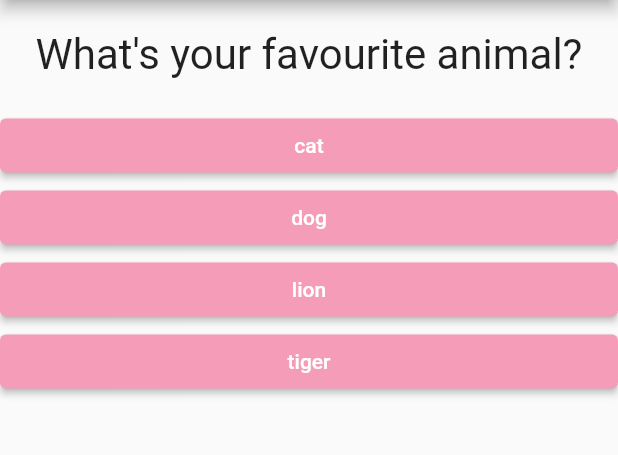
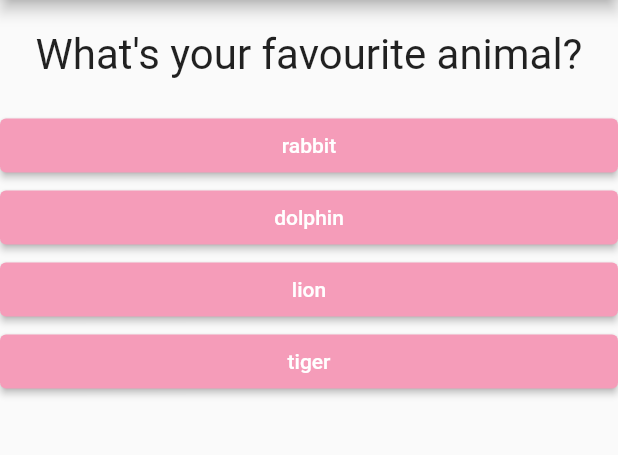
Before and after one commit to amy-calleja/Flutter-quiz-app, a Flutter app: the screen it shows after launch, after a tap on "black", on a phone screen of 412 x 824 dp, the part 84-539 px from its top. Run offline on Flutter 3.47's test engine with Material 2 defaults, Android fonts, the phone set to English and light mode, and no system bars.

Commit message:
added final score and result phrase

```diff
--- a/lib/main.dart
+++ b/lib/main.dart
@@ -17,17 +17,30 @@ class MyAppState extends State<MyApp> {
   var _questions = [
     {
       'questionText': 'What\'s your favourite color?',
-      'answers': ['black', 'red', 'green', 'white'],
+      'answers': [
+        {'text': 'black', 'score': 10},
+        {'text': 'red', 'score': 5},
+        {'text': 'green', 'score': 2},
+        {'text': 'white', 'score': 1}
+      ],
     },
     {
       'questionText': 'What\'s your favourite animal?',
-      'answers': ['cat', 'dog', 'lion', 'tiger'],
+      'answers': [
+        {'text': 'rabbit', 'score': 3},
+        {'text': 'dolphin', 'score': 5},
+        {'text': 'lion', 'score': 7},
+        {'text': 'tiger', 'score': 8}
+      ],
     },
   ];
 
   var _questionIndex = 0;
+  var _totalScore = 0;
 
-  void _answerQuestion() {
+  void _answerQuestion(int score) {
+    _totalScore += score;
+
     setState(() {
       _questionIndex = _questionIndex + 1;
     });
@@ -52,7 +65,7 @@ class MyAppState extends State<MyApp> {
                 answerQuestion: _answerQuestion,
                 questions: _questions,
                 questionIndex: _questionIndex)
-            : Result(),
+            : Result(_totalScore),
       ),
     );
   }
--- a/lib/quiz.dart
+++ b/lib/quiz.dart
@@ -17,8 +17,10 @@ class Quiz extends StatelessWidget {
         Question(
           questions[questionIndex]['questionText'],
         ),
-        ...(questions[questionIndex]['answers'] as List<String>).map((answer) {
-          return Answer(answerQuestion, answer);
+        ...(questions[questionIndex]['answers'] as List<Map<String, Object>>)
+            .map((answer) {
+          return Answer(
+              () => answerQuestion(answer['score']), answer['text'] as String);
         }).toList()
       ],
     );
```
Also changed, not shown: lib/result.dart (+23 -1 lines).
